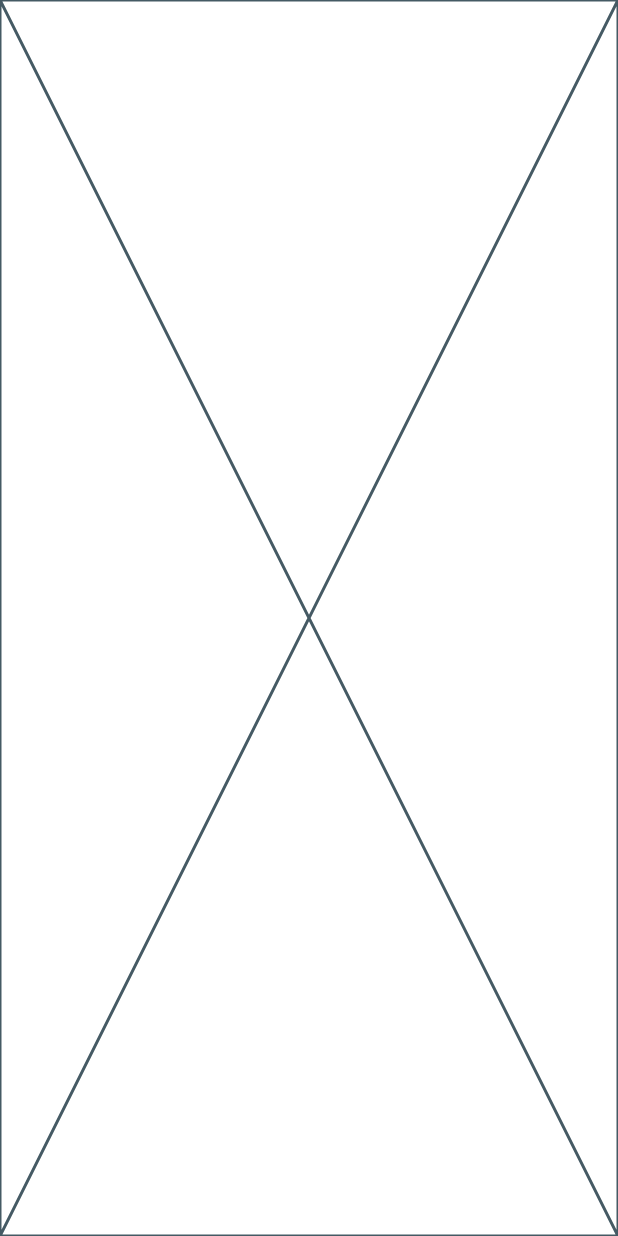
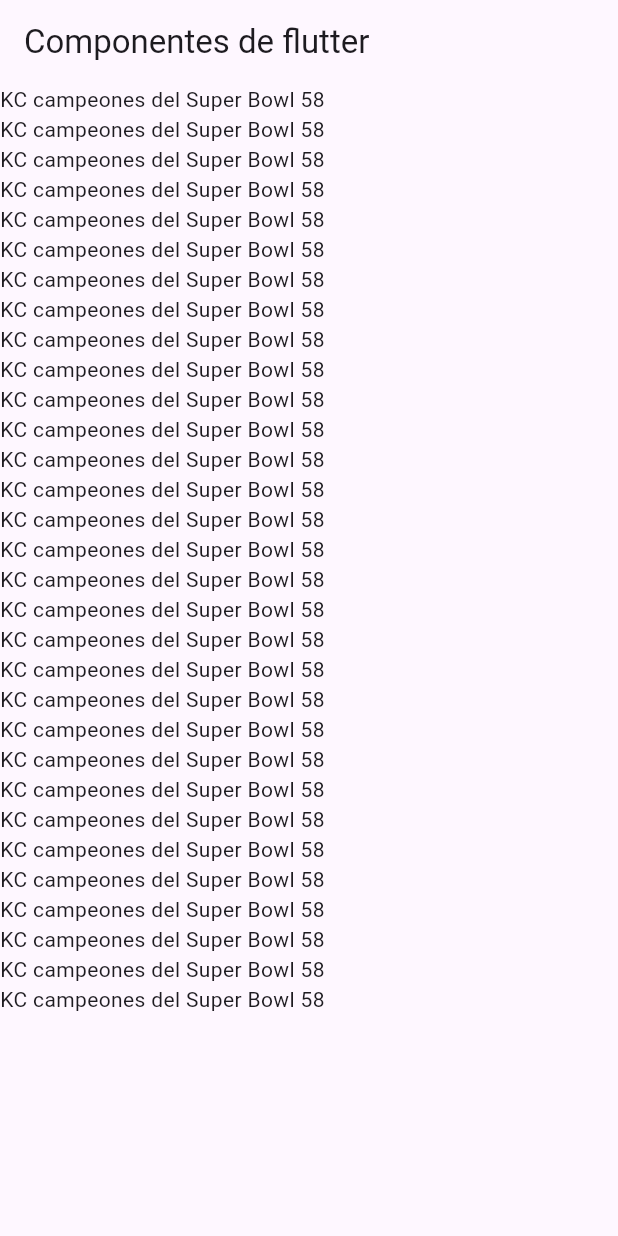
Before and after one commit to Migue0301/componentes_flutter, a Flutter app: the screen it shows after launch, on a phone screen of 412 x 824 dp. Run offline on Flutter 3.47's test engine with Material 3 defaults, Android fonts, the phone set to English and light mode, and no system bars.

Commit message:
Adding a simple ListView

```diff
--- a/lib/home_screen.dart
+++ b/lib/home_screen.dart
@@ -5,6 +5,45 @@ class HomeScreen extends StatelessWidget {
 
   @override
   Widget build(BuildContext context) {
-    return const Placeholder();
+    return Scaffold(
+      appBar: AppBar(
+        title: const Text('Componentes de flutter'),
+      ),
+      body: ListView(
+        children: const [
+          Text('KC campeones del Super Bowl 58'),
+          Text('KC campeones del Super Bowl 58'),
+          Text('KC campeones del Super Bowl 58'),
+          Text('KC campeones del Super Bowl 58'),
+          Text('KC campeones del Super Bowl 58'),
+          Text('KC campeones del Super Bowl 58'),
+          Text('KC campeones del Super Bowl 58'),
+          Text('KC campeones del Super Bowl 58'),
+          Text('KC campeones del Super Bowl 58'),
+          Text('KC campeones del Super Bowl 58'),
+          Text('KC campeones del Super Bowl 58'),
+          Text('KC campeones del Super Bowl 58'),
+          Text('KC campeones del Super Bowl 58'),
+          Text('KC campeones del Super Bowl 58'),
+          Text('KC campeones del Super Bowl 58'),
+          Text('KC campeones del Super Bowl 58'),
+          Text('KC campeones del Super Bowl 58'),
+          Text('KC campeones del Super Bowl 58'),
+          Text('KC campeones del Super Bowl 58'),
+          Text('KC campeones del Super Bowl 58'),
+          Text('KC campeones del Super Bowl 58'),
+          Text('KC campeones del Super Bowl 58'),
+          Text('KC campeones del Super Bowl 58'),
+          Text('KC campeones del Super Bowl 58'),
+          Text('KC campeones del Super Bowl 58'),
+          Text('KC campeones del Super Bowl 58'),
+          Text('KC campeones del Super Bowl 58'),
+          Text('KC campeones del Super Bowl 58'),
+          Text('KC campeones del Super Bowl 58'),
+          Text('KC campeones del Super Bowl 58'),
+          Text('KC campeones del Super Bowl 58'),
+        ],
+      ),
+    );
   }
 }
--- a/lib/main_app.dart
+++ b/lib/main_app.dart
@@ -7,6 +7,7 @@ class MainApp extends StatelessWidget {
   @override
   Widget build(BuildContext context) {
     return const MaterialApp(
+      debugShowCheckedModeBanner: false,
       home: HomeScreen(),
     );
   }
```
